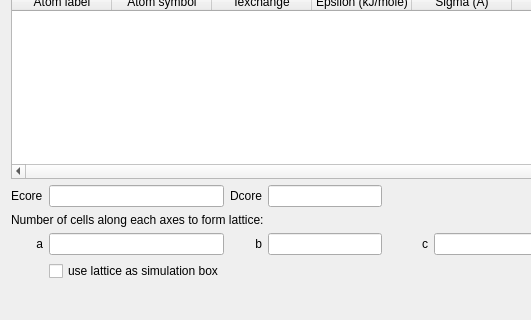
Before: the Qt Designer form src/makelatticedialog.ui in samcallear/EPSRgui, drawn with Qt 5; both pictures show x 0 to 531 and y 415 to 735 of the 736 by 735 pixel window.
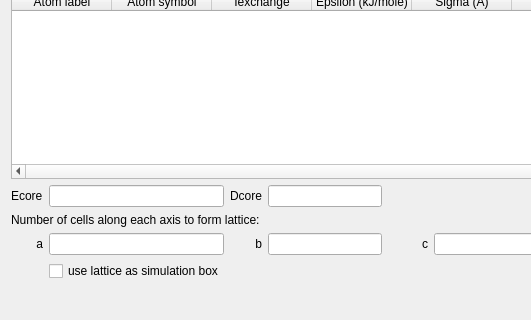
After: the same form once the commit is applied.

Diff of the .ui file:
```diff
--- a/src/makelatticedialog.ui
+++ b/src/makelatticedialog.ui
@@ -228,7 +228,7 @@
      <item row="11" column="0" colspan="4">
       <widget class="QLabel" name="label">
        <property name="text">
-        <string>Number of cells along each axes to form lattice:</string>
+        <string>Number of cells along each axis to form lattice:</string>
        </property>
       </widget>
      </item>
```
